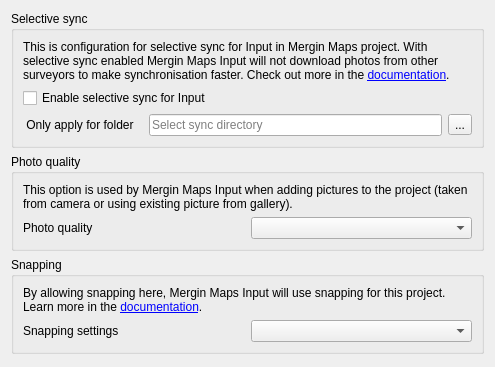
First picture: the form in Mergin/ui/ui_project_config.ui, repository MerginMaps/qgis-plugin, before the edit.
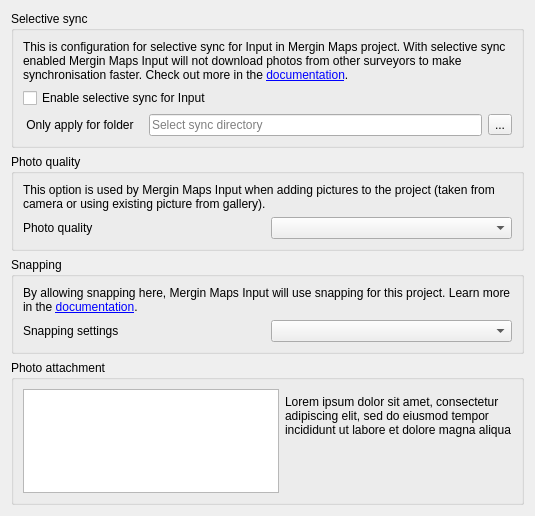
Second picture: the form after the edit. Custom widgets are drawn as their Qt base class.

Commit message: ui for configuring expression-based photo names

What changed in the file:
```diff
--- a/Mergin/ui/ui_project_config.ui
+++ b/Mergin/ui/ui_project_config.ui
@@ -9,8 +9,8 @@
    <rect>
     <x>0</x>
     <y>0</y>
-    <width>495</width>
-    <height>367</height>
+    <width>535</width>
+    <height>516</height>
    </rect>
   </property>
   <property name="windowTitle">
@@ -159,8 +159,72 @@
      </layout>
     </widget>
    </item>
-  </layout>
- </widget>
+   <item row="4" column="0" colspan="2">
+    <widget class="QGroupBox" name="groupBox">
+     <property name="title">
+      <string>Photo attachment</string>
+     </property>
+     <layout class="QGridLayout" name="gridLayout_5">
+      <item row="1" column="1">
+       <widget class="QLabel" name="label_6">
+        <property name="text">
+         <string>&lt;html&gt;&lt;head/&gt;&lt;body&gt;&lt;p&gt;Lorem ipsum dolor sit amet, consectetur adipiscing elit, sed do eiusmod tempor incididunt ut labore et dolore magna aliqua&lt;/p&gt;&lt;/body&gt;&lt;/html&gt;</string>
+        </property>
+        <property name="wordWrap">
+         <bool>true</bool>
+        </property>
+        <property name="openExternalLinks">
+         <bool>true</bool>
+        </property>
+       </widget>
+      </item>
+      <item row="0" column="1">
+       <widget class="QgsExpressionLineEdit" name="edit_photo_expression" native="true"/>
+      </item>
+      <item row="2" column="1">
+       <spacer name="verticalSpacer_2">
+        <property name="orientation">
+         <enum>Qt::Vertical</enum>
+        </property>
+        <property name="sizeHint" stdset="0">
+         <size>
+          <width>20</width>
+          <height>40</height>
+         </size>
+        </property>
+       </spacer>
+      </item>
+      <item row="0" column="0" rowspan="3">
+       <widget class="QListView" name="list_fields">
+        <property name="sizePolicy">
+         <sizepolicy hsizetype="Minimum" vsizetype="Expanding">
+          <horstretch>0</horstretch>
+          <verstretch>0</verstretch>
+         </sizepolicy>
+        </property>
+       </widget>
+      </item>
+     </layout>
+    </widget>
+   </item>
+  </layout>
+ </widget>
+ <customwidgets>
+  <customwidget>
+   <class>QgsExpressionLineEdit</class>
+   <extends>QWidget</extends>
+   <header>qgis.gui</header>
+   <container>1</container>
+  </customwidget>
+ </customwidgets>
+ <tabstops>
+  <tabstop>chk_sync_enabled</tabstop>
+  <tabstop>edit_sync_dir</tabstop>
+  <tabstop>btn_get_sync_dir</tabstop>
+  <tabstop>cmb_photo_quality</tabstop>
+  <tabstop>cmb_snapping_mode</tabstop>
+  <tabstop>list_fields</tabstop>
+ </tabstops>
  <resources/>
  <connections/>
 </ui>
```
Left out of the diff: 26 changed lines with no effect on the pictures. The commit also changes 2 other files.
